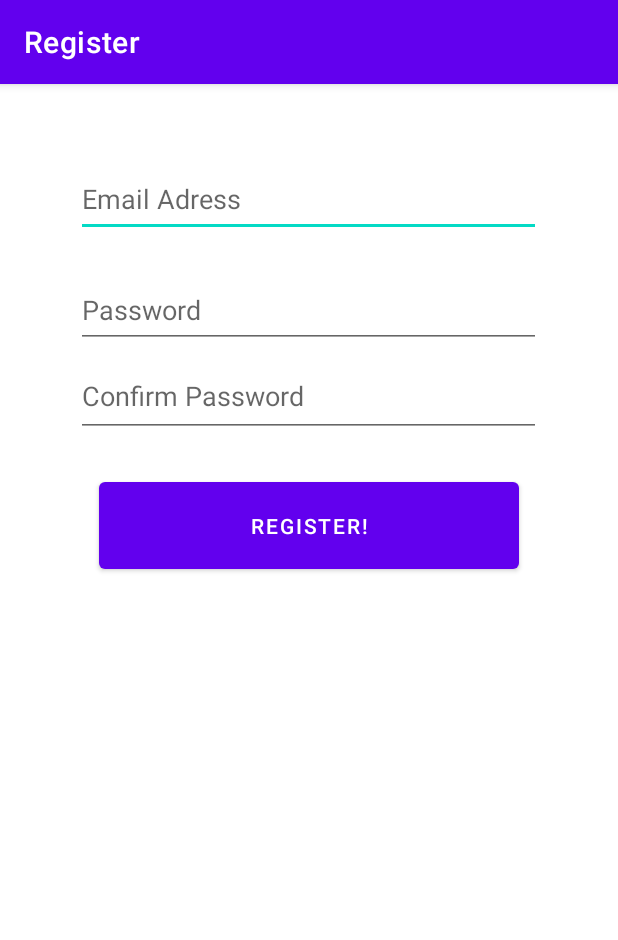
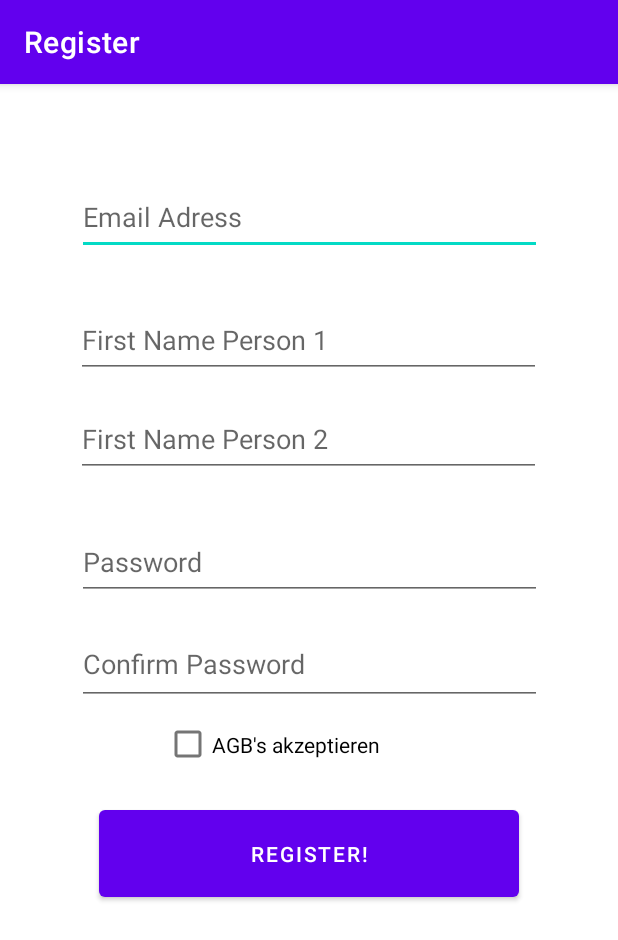
Before and after one commit to MikuuW/PetPal, an Android app: the RegisterActivity screen opened directly, with no data from a screen before it, after a tap on "REGISTER!", on a phone screen of 412 x 824 dp. Shown: the top 940 px of the screen. Run offline under Robolectric (Android 15) with nearby library versions, the phone set to English and light mode, and no system bars; our stand-ins replace Firebase (no records; nobody signed in at launch, a user with empty details on screens opened directly).

```diff
--- a/app/build.gradle
+++ b/app/build.gradle
@@ -31,6 +31,9 @@ android {
     kotlinOptions {
         jvmTarget = '1.8'
     }
+    buildFeatures {
+        viewBinding true
+    }
 }
 
 dependencies {
@@ -41,6 +44,7 @@ dependencies {
     implementation 'androidx.constraintlayout:constraintlayout:2.1.4'
     implementation 'com.google.firebase:firebase-auth-ktx:21.3.0'
     implementation 'com.google.firebase:firebase-firestore-ktx:24.5.0'
+    implementation 'androidx.recyclerview:recyclerview:1.2.1'
     testImplementation 'junit:junit:4.13.2'
     androidTestImplementation 'androidx.test.ext:junit:1.1.5'
     androidTestImplementation 'androidx.test.espresso:espresso-core:3.5.1'
--- a/app/src/main/AndroidManifest.xml
+++ b/app/src/main/AndroidManifest.xml
@@ -23,6 +23,7 @@
         <activity android:name=".MainActivity" />
         <activity android:name=".RegisterActivity" />
         <activity android:name=".LoginActivity" />
+        <activity android:name=".ProfileActivity" />
     </application>
 
 </manifest>
--- /dev/null
+++ b/app/src/main/java/com/mikuw/coupler/FileItem.kt
@@ -0,0 +1,3 @@
+package com.mikuw.coupler
+
+data class FileItem(val name: String)
--- a/app/src/main/java/com/mikuw/coupler/RegisterActivity.kt
+++ b/app/src/main/java/com/mikuw/coupler/RegisterActivity.kt
@@ -4,6 +4,7 @@ import android.content.ContentValues.TAG
 import android.os.Bundle
 import android.util.Log
 import android.widget.Button
+import android.widget.CheckBox
 import android.widget.TextView
 import android.widget.Toast
 import androidx.appcompat.app.AppCompatActivity
@@ -25,22 +26,20 @@ class RegisterActivity : AppCompatActivity() {
 
         // Do any additional setup for your activity here
         // Variablen zuweisen
-        val emailTextView = findViewById<TextView>(R.id.etv_register_email)
-        val passwordTextView = findViewById<TextView>(R.id.etv_register_password)
-        val passwordConfirmationTextView =
+        val email = findViewById<TextView>(R.id.etv_register_email)
+        val person1 = findViewById<TextView>(R.id.etv_register_person_1)
+        val person2 = findViewById<TextView>(R.id.etv_register_person_2)
+        val password = findViewById<TextView>(R.id.etv_register_password)
+        val passwordConfirmation =
             findViewById<TextView>(R.id.etv_register_passwordConfirmation)
         val registerButton = findViewById<Button>(R.id.button_register)
 
         registerButton.setOnClickListener {
-            val email = emailTextView.text.toString()
-            val password = passwordTextView.text.toString()
-            val passwordConfirmation = passwordConfirmationTextView.text.toString()
-            registerUser(email, password, passwordConfirmation)
-            createUserinFirestore(email)
+            registerUser(email.text.toString(), password.text.toString(), passwordConfirmation.text.toString(), person1.text.toString(), person2.text.toString())
         }
     }
 
-    private fun registerUser(email: String, password: String, passwordConfirmation: String) {
+    private fun registerUser(email: String, password: String, passwordConfirmation: String, person1: String, person2: String) {
         val auth = FirebaseAuth.getInstance()
 
         // Wenn ein Feld leer ist oder Passwörter nicht übereinstimmen
@@ -50,10 +49,20 @@ class RegisterActivity : AppCompatActivity() {
             Toast.makeText(this, "Passwords does not match!", Toast.LENGTH_SHORT).show()
         }
 
+        // Get reference to the AGB checkbox
+        val agbCheckBox = findViewById<CheckBox>(R.id.cb_agb)
+
+        // Check if AGB checkbox is checked
+        if (!agbCheckBox.isChecked) {
+            Toast.makeText(this, "You must accept our AGBs", Toast.LENGTH_SHORT).show()
+            return
+        }
+
         try {
             auth.createUserWithEmailAndPassword(email, password).addOnCompleteListener { task ->
                 if (task.isSuccessful) {
                     // Login successful, you can get the user information from the AuthResult object
+                    createUserinFirestore(email, person1, person2)
                     val user = task.result?.user
                     Log.d(TAG, "User account created with email: ${user?.email}")
                     Toast.makeText(
@@ -92,13 +101,15 @@ class RegisterActivity : AppCompatActivity() {
         }
     }
 
-    private fun createUserinFirestore(email: String) {
+    private fun createUserinFirestore(email: String, person1: String, person2: String) {
         // Access a Cloud Firestore instance from your Activity
         val db = FirebaseFirestore.getInstance()
 
         // Create a new user object with the given email
         val user = hashMapOf(
-            "email" to email
+            "Email" to email,
+            "Person1" to person1,
+            "Person2" to person2
         )
 
         // Add the user object to a new document in the "users" collection
--- a/app/src/main/res/layout/activity_register.xml
+++ b/app/src/main/res/layout/activity_register.xml
@@ -9,12 +9,13 @@
         android:id="@+id/etv_register_email"
         android:layout_width="310dp"
         android:layout_height="50dp"
-        android:layout_marginTop="52dp"
+        android:layout_marginStart="16dp"
+        android:layout_marginTop="64dp"
+        android:layout_marginEnd="16dp"
         android:ems="10"
         android:hint="Email Adress"
         android:inputType="textEmailAddress"
         app:layout_constraintEnd_toEndOf="parent"
-        app:layout_constraintHorizontal_bias="0.495"
         app:layout_constraintStart_toStartOf="parent"
         app:layout_constraintTop_toTopOf="parent" />
 
@@ -22,25 +23,27 @@
         android:id="@+id/etv_register_password"
         android:layout_width="310dp"
         android:layout_height="50dp"
-        android:layout_marginTop="24dp"
+        android:layout_marginStart="16dp"
+        android:layout_marginTop="32dp"
+        android:layout_marginEnd="16dp"
         android:ems="10"
         android:hint="Password"
         android:inputType="textPassword"
         app:layout_constraintEnd_toEndOf="parent"
-        app:layout_constraintHorizontal_bias="0.495"
         app:layout_constraintStart_toStartOf="parent"
-        app:layout_constraintTop_toBottomOf="@+id/etv_register_email" />
+        app:layout_constraintTop_toBottomOf="@+id/etv_register_person_2" />
 
     <EditText
         android:id="@+id/etv_register_passwordConfirmation"
         android:layout_width="310dp"
         android:layout_height="54dp"
-        android:layout_marginTop="5dp"
+        android:layout_marginStart="16dp"
+        android:layout_marginTop="16dp"
+        android:layout_marginEnd="16dp"
         android:ems="10"
         android:hint="Confirm Password"
         android:inputType="textPassword"
         app:layout_constraintEnd_toEndOf="parent"
-        app:layout_constraintHorizontal_bias="0.497"
         app:layout_constraintStart_toStartOf="parent"
         app:layout_constraintTop_toBottomOf="@+id/etv_register_password" />
 
@@ -48,10 +51,53 @@
         android:id="@+id/button_register"
         android:layout_width="280dp"
         android:layout_height="70dp"
-        android:layout_marginTop="24dp"
+        android:layout_marginStart="24dp"
+        android:layout_marginTop="64dp"
+        android:layout_marginEnd="24dp"
         android:text="Register!"
         app:layout_constraintEnd_toEndOf="parent"
         app:layout_constraintStart_toStartOf="parent"
         app:layout_constraintTop_toBottomOf="@+id/etv_register_passwordConfirmation" />
 
+    <EditText
+        android:id="@+id/etv_register_person_1"
+        android:layout_width="310dp"
+        android:layout_height="50dp"
+        android:layout_marginStart="16dp"
+        android:layout_marginTop="32dp"
+        android:layout_marginEnd="16dp"
+        android:ems="10"
+        android:hint="First Name Person 1"
+        android:inputType="textPersonName"
+        app:layout_constraintEnd_toEndOf="parent"
+        app:layout_constraintHorizontal_bias="0.495"
+        app:layout_constraintStart_toStartOf="parent"
+        app:layout_constraintTop_toBottomOf="@+id/etv_register_email" />
+
+    <EditText
+        android:id="@+id/etv_register_person_2"
+        android:layout_width="310dp"
+        android:layout_height="50dp"
+        android:layout_marginStart="16dp"
+        android:layout_marginTop="16dp"
+        android:layout_marginEnd="16dp"
+        android:ems="10"
+        android:hint="First Name Person 2"
+        android:inputType="textPersonName"
+        app:layout_constraintEnd_toEndOf="parent"
+        app:layout_constraintHorizontal_bias="0.495"
+        app:layout_constraintStart_toStartOf="parent"
+        app:layout_constraintTop_toBottomOf="@+id/etv_register_person_1" />
+
+    <CheckBox
+        android:id="@+id/cb_agb"
+        android:layout_width="193dp"
+        android:layout_height="55dp"
+        android:layout_marginBottom="10dp"
+        android:text="AGB's akzeptieren"
+        app:layout_constraintBottom_toTopOf="@+id/button_register"
+        app:layout_constraintEnd_toEndOf="parent"
+        app:layout_constraintHorizontal_bias="0.5"
+        app:layout_constraintStart_toStartOf="parent" />
+
 </androidx.constraintlayout.widget.ConstraintLayout>
```
Also changed, not shown: app/src/main/java/com/mikuw/coupler/ProfileActivity.kt (added, +27 -0 lines), app/src/main/java/com/mikuw/coupler/tmpActivity.kt (+7 -0 lines), app/src/main/res/layout/activity_profile.xml (added, +11 -0 lines), app/src/main/res/layout/activity_tmp.xml (+8 -0 lines), app/src/main/res/layout/list_item_child.xml (added, +27 -0 lines), app/src/main/res/layout/list_item_parent.xml (added, +22 -0 lines).
